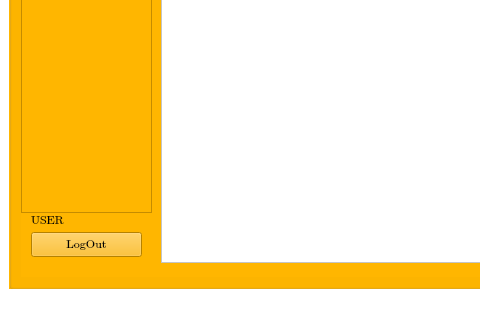
Above: login.ui from DarkMage17/CC31_20181B402_20181C600_201823838 before the change; both pictures show x 0 to 480 and y 386 to 706 of the 860 by 706 pixel window. Below: the same form after it.
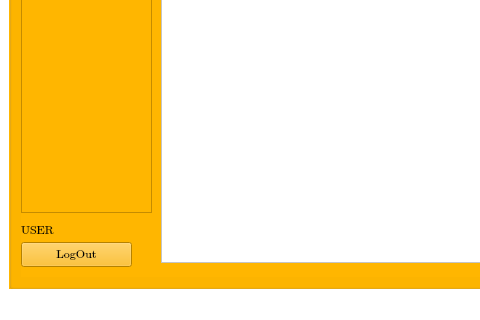
That is the form after the change. The open tabs and pages were chosen to show the change. Icons and pictures are not drawn.

Diff of the .ui file:
```diff
--- a/login.ui
+++ b/login.ui
@@ -27,7 +27,7 @@
        <string>FOXY BLOG</string>
       </property>
       <layout class="QGridLayout" name="gridLayout_2">
-       <item row="0" column="1">
+       <item row="0" column="0">
         <widget class="QStackedWidget" name="stackedWidget">
          <property name="currentIndex">
           <number>0</number>
@@ -476,8 +476,8 @@
           <widget class="QPushButton" name="btnLogOut">
            <property name="geometry">
             <rect>
-             <x>10</x>
-             <y>580</y>
+             <x>0</x>
+             <y>590</y>
              <width>111</width>
              <height>25</height>
             </rect>
@@ -495,8 +495,8 @@
           <widget class="QLabel" name="labelUser">
            <property name="geometry">
             <rect>
-             <x>10</x>
-             <y>560</y>
+             <x>0</x>
+             <y>570</y>
              <width>111</width>
              <height>16</height>
             </rect>
```
Left out of the diff: 2 changed lines with no effect on the pictures.
